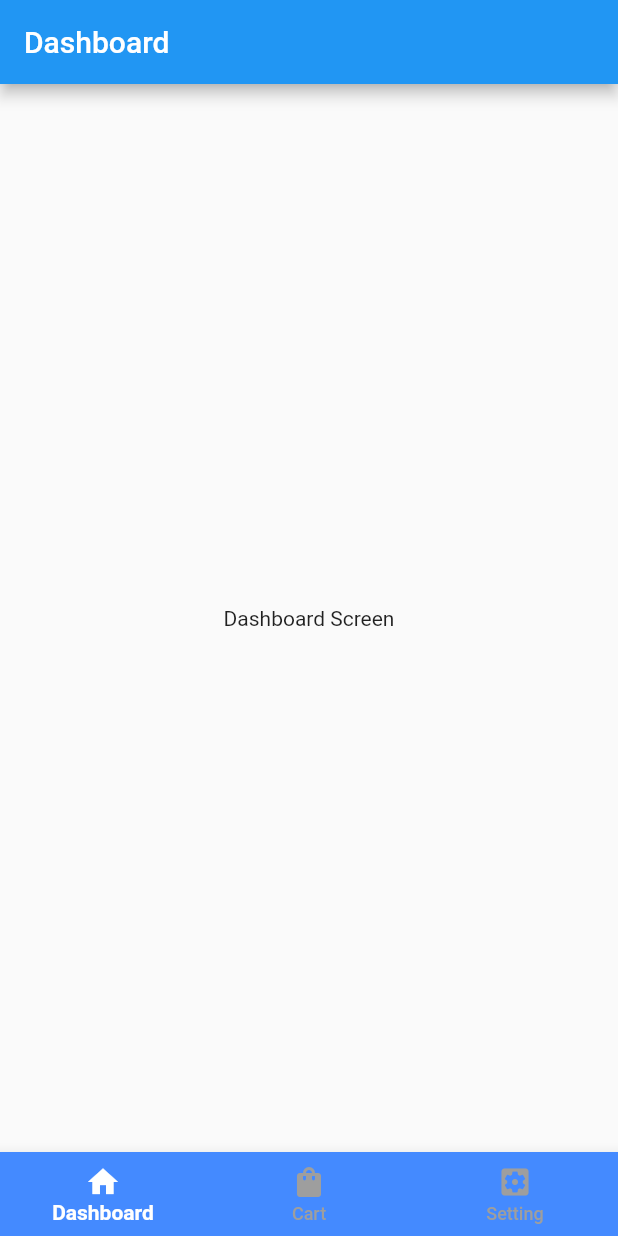
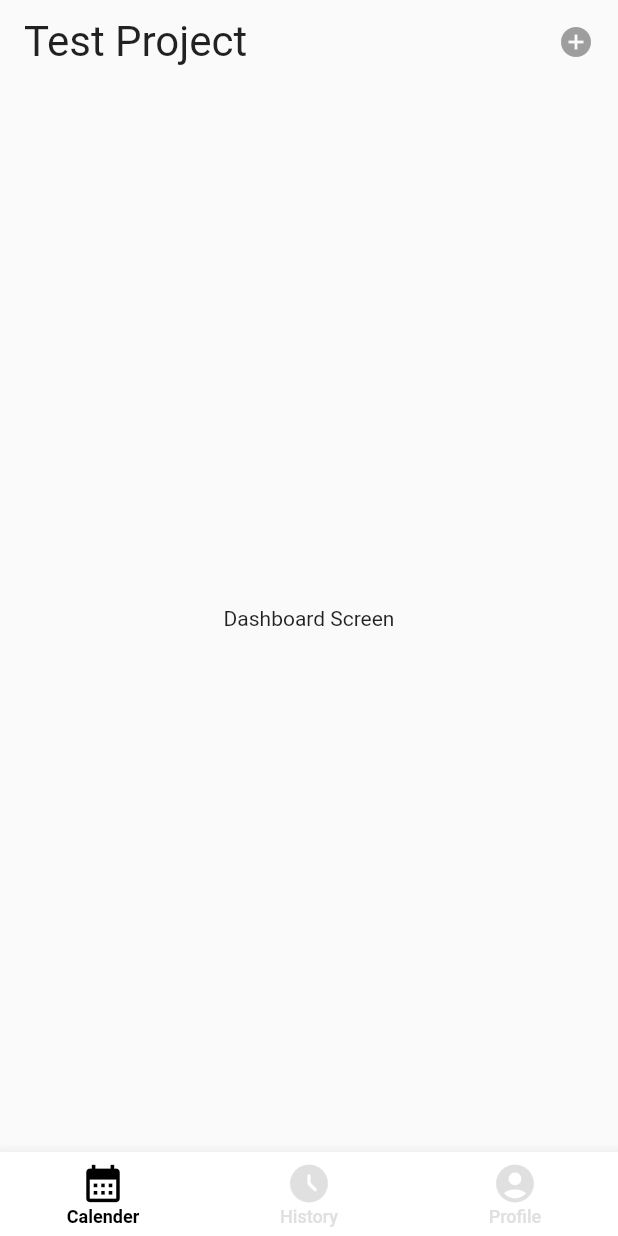
Before and after one commit to Biplab-Dutta/go_router_test, a Flutter app: the screen it shows after launch, on a phone screen of 412 x 824 dp. Run offline on Flutter 3.47's test engine with Material 2 defaults, Android fonts, the light colour scheme and no system bars; our stand-ins replace flutter_riverpod, go_router.

Commit message:
:art: Add appbar in widget and util directory

```diff
--- a/lib/feature/dashboard/dashboard_page.dart
+++ b/lib/feature/dashboard/dashboard_page.dart
@@ -1,4 +1,6 @@
 import 'package:flutter/material.dart';
+import 'package:samjhna_birsana/utils/dimens.dart';
+import 'package:samjhna_birsana/widgets/app_bar.dart';
 
 class DashboardPage extends StatefulWidget {
   const DashboardPage({super.key});
@@ -14,8 +16,20 @@ class _DashboardPageState extends State<DashboardPage> {
   @override
   Widget build(BuildContext context) {
     return Scaffold(
-      appBar: AppBar(
-        title: const Text('Dashboard'),
+      appBar: BirsanaAppBar(
+        actions: [
+          InkWell(
+            onTap: () {},
+            child: const Padding(
+              padding: EdgeInsets.all(d_margin2),
+              child: Icon(Icons.add_circle_sharp, color: Colors.grey),
+            ),
+          )
+        ],
+        child: const Text(
+          'Test Project',
+          style: TextStyle(fontSize: 28),
+        ),
       ),
       body: const Center(
         child: Column(
--- a/lib/feature/home/widget/bottom_navigation_widget.dart
+++ b/lib/feature/home/widget/bottom_navigation_widget.dart
@@ -18,7 +18,7 @@ class _BottomNavigationWidgetState extends ConsumerState<BottomNavigationWidget>
     final position = ref.watch(homeControllerProvider);
 
     return BottomNavigationBar(
-      backgroundColor: Colors.blueAccent,
+      backgroundColor: Colors.white,
       currentIndex: position,
       onTap: (index) {
         ref.read(homeControllerProvider.notifier).position = index;
@@ -32,11 +32,11 @@ class _BottomNavigationWidgetState extends ConsumerState<BottomNavigationWidget>
           default:
         }
       },
-      selectedItemColor: Colors.white,
-      unselectedItemColor: Colors.grey,
+      selectedItemColor: Colors.black,
+      unselectedItemColor: Colors.grey.shade300,
       selectedLabelStyle: const TextStyle(
         color: Colors.white,
-        fontSize: 14,
+        fontSize: 12,
         fontWeight: FontWeight.w700,
       ),
       unselectedLabelStyle: const TextStyle(
@@ -45,11 +45,10 @@ class _BottomNavigationWidgetState extends ConsumerState<BottomNavigationWidget>
         fontWeight: FontWeight.w500,
       ),
       items: const [
-        BottomNavigationBarItem(activeIcon: Icon(Icons.home), icon: Icon(Icons.home_work), label: 'Dashboard'),
-        BottomNavigationBarItem(activeIcon: Icon(Icons.shopify), icon: Icon(Icons.shopping_bag), label: 'Cart'),
-        BottomNavigationBarItem(activeIcon: Icon(Icons.settings), icon: Icon(Icons.settings_applications), label: 'Setting'),
+        BottomNavigationBarItem(icon: Icon(Icons.calendar_month, size: 30), label: 'Calender'),
+        BottomNavigationBarItem(icon: Icon(Icons.access_time_filled_rounded, size: 30), label: 'History'),
+        BottomNavigationBarItem(icon: Icon(Icons.account_circle, size: 30), label: 'Profile'),
       ],
     );
   }
-
 }
--- /dev/null
+++ b/lib/widgets/app_bar.dart
@@ -0,0 +1,32 @@
+import 'package:flutter/material.dart';
+import 'package:samjhna_birsana/utils/dimens.dart';
+import 'package:samjhna_birsana/utils/empty_util.dart';
+import 'package:samjhna_birsana/utils/gaps.dart';
+import 'package:samjhna_birsana/widgets/back_button.dart';
+
+class BirsanaAppBar extends StatelessWidget implements PreferredSizeWidget {
+  const BirsanaAppBar({super.key, this.actions, this.backButtonColor, this.child});
+  final List<Widget>? actions;
+  final Widget? child;
+  final Color? backButtonColor;
+
+  @override
+  Size get preferredSize => const Size.fromHeight(kToolbarHeight);
+
+  @override
+  Widget build(BuildContext context) {
+    return SizedBox(
+      height: preferredSize.height,
+      width: MediaQuery.of(context).size.width,
+      child: Row(
+        children: [
+          if (Navigator.of(context).canPop()) BirsanaBackButton(color: backButtonColor) else const HorizontalGap(d_margin2),
+          Expanded(
+            child: child.isNotNull ? child! : const SizedBox.shrink(),
+          ),
+          if (actions.isNotNull) ...actions!,
+        ],
+      ),
+    );
+  }
+}
```
Also changed, not shown: lib/utils/dimens.dart (added, +550 -0 lines), lib/utils/empty_util.dart (added, +20 -0 lines), lib/utils/gaps.dart (added, +29 -0 lines), lib/widgets/back_button.dart (added, +65 -0 lines).
